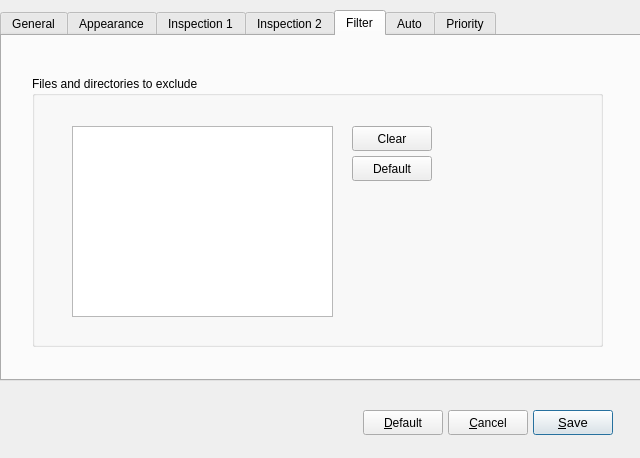
First picture: the form in Sourcecode/appsettings.ui, repository complexKA/HashInspector, before the edit.
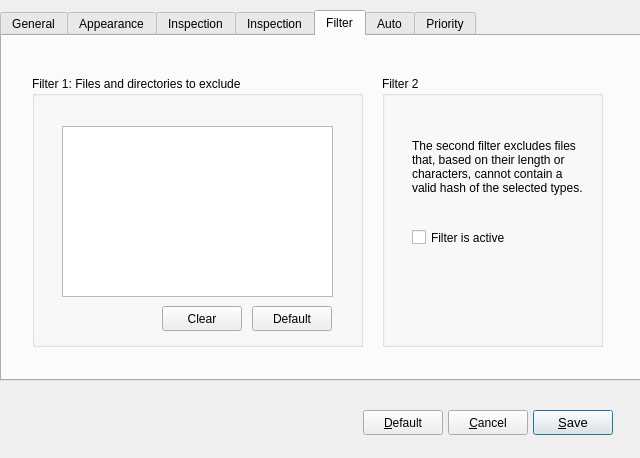
Second picture: the form after the edit. The open tabs and pages were chosen to show the change.

```diff
--- a/Sourcecode/appsettings.ui
+++ b/Sourcecode/appsettings.ui
@@ -450,7 +450,7 @@
    </widget>
    <widget class="QWidget" name="tab_2">
     <attribute name="title">
-     <string>Inspection 1</string>
+     <string>Inspection</string>
     </attribute>
     <widget class="QGroupBox" name="groupBox_4">
      <property name="geometry">
@@ -653,7 +653,7 @@
    </widget>
    <widget class="QWidget" name="tab_5">
     <attribute name="title">
-     <string>Inspection 2</string>
+     <string>Inspection</string>
     </attribute>
     <widget class="QGroupBox" name="groupBox_3">
      <property name="geometry">
@@ -823,28 +823,28 @@
       <rect>
        <x>30</x>
        <y>40</y>
-       <width>571</width>
+       <width>331</width>
        <height>271</height>
       </rect>
      </property>
      <property name="title">
-      <string>Files and directories to exclude</string>
+      <string>Filter 1: Files and directories to exclude</string>
      </property>
      <widget class="QPlainTextEdit" name="pte_ExcludePat">
       <property name="geometry">
        <rect>
-        <x>40</x>
+        <x>30</x>
         <y>50</y>
-        <width>261</width>
-        <height>191</height>
+        <width>271</width>
+        <height>171</height>
        </rect>
       </property>
      </widget>
      <widget class="QPushButton" name="pb_EPclear">
       <property name="geometry">
        <rect>
-        <x>320</x>
-        <y>50</y>
+        <x>130</x>
+        <y>230</y>
         <width>80</width>
         <height>25</height>
        </rect>
@@ -859,8 +859,8 @@
      <widget class="QPushButton" name="pb_EPdefault">
       <property name="geometry">
        <rect>
-        <x>320</x>
-        <y>80</y>
+        <x>220</x>
+        <y>230</y>
         <width>80</width>
         <height>25</height>
        </rect>
@@ -873,6 +873,48 @@
       </property>
      </widget>
     </widget>
+    <widget class="QGroupBox" name="groupBox_13">
+     <property name="geometry">
+      <rect>
+       <x>380</x>
+       <y>40</y>
+       <width>221</width>
+       <height>271</height>
+      </rect>
+     </property>
+     <property name="title">
+      <string>Filter 2</string>
+     </property>
+     <widget class="QLabel" name="label_13">
+      <property name="geometry">
+       <rect>
+        <x>30</x>
+        <y>40</y>
+        <width>171</width>
+        <height>101</height>
+       </rect>
+      </property>
+      <property name="text">
+       <string>The second filter excludes files that, based on their length or characters, cannot contain a valid hash of the selected types.</string>
+      </property>
+      <property name="wordWrap">
+       <bool>true</bool>
+      </property>
+     </widget>
+     <widget class="QCheckBox" name="cb_Filter2active">
+      <property name="geometry">
+       <rect>
+        <x>30</x>
+        <y>150</y>
+        <width>111</width>
+        <height>23</height>
+       </rect>
+      </property>
+      <property name="text">
+       <string>Filter is active</string>
+      </property>
+     </widget>
+    </widget>
    </widget>
    <widget class="QWidget" name="tab_3">
     <attribute name="title">
```
Left out of the diff: 29 changed lines with no effect on the pictures.
